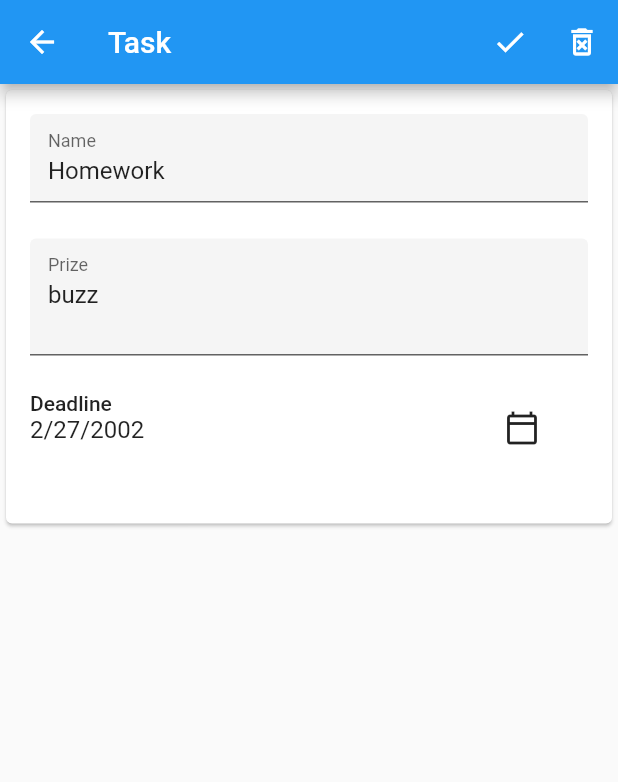
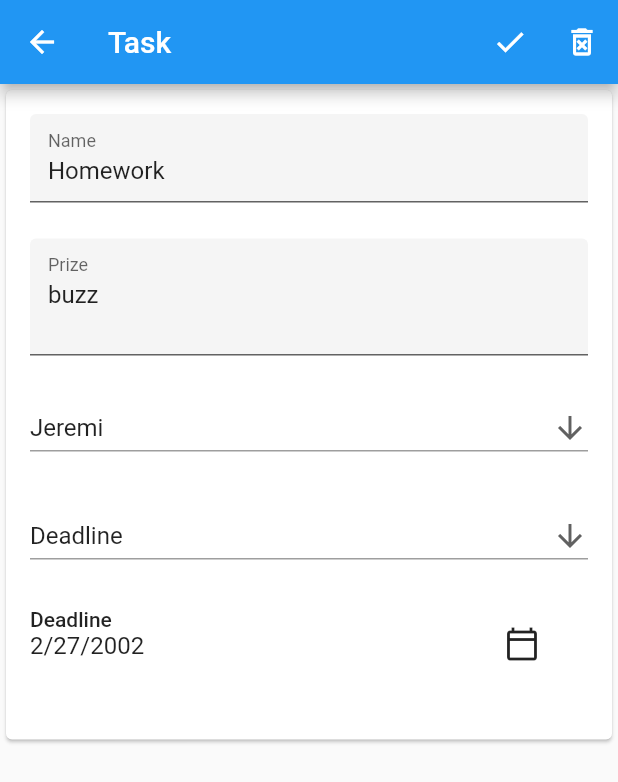
Before and after one commit to szead/kids_task_tracker, a Flutter app: the screen it shows after launch, after a tap on the "add circle outline" icon, after a tap on "Homework", on a phone screen of 412 x 824 dp. Shown: the top 782 px of the screen. Run offline on Flutter 3.47's test engine with Material 2 defaults, Android fonts, the phone set to English and light mode, and no system bars; our stand-ins replace cloud_firestore; accounts and stored records are empty.

Commit message:
Fixing a bounch of issues and refactor some code

```diff
--- a/lib/model/task.dart
+++ b/lib/model/task.dart
@@ -10,6 +10,7 @@ class Task {
   int actualCount;
   String parentId;
   String prize;
+  DateTime completedAt;
 
   final DocumentReference reference;
 
@@ -28,7 +29,8 @@ class Task {
         maxCount = map['max_count'],
         actualCount = map['actual_count'],
         parentId = map['parent_id'],
-        prize = map['prize'];
+        prize = map['prize'],
+        completedAt = map['completed_at'] == null ? null : DateTime.parse(map['completed_at']);
 
   Task.fromSnapshot(DocumentSnapshot snapshot)
       : this.fromMap(snapshot.data(), reference: snapshot.reference);
--- a/lib/screens/edit_detail_screen.dart
+++ b/lib/screens/edit_detail_screen.dart
@@ -126,7 +126,55 @@ class _EditDetailScreenState extends State<EditDetailScreen> {
                           },
                           maxLines: 2,
                         ),
-                         ...getWidgetByType(),
+                        DropdownButton<String>(
+                          value: assigneeDropdownValue,
+                          icon: Icon(Icons.arrow_downward),
+                          isExpanded: true,
+                          // iconSize: 24,
+                          // elevation: 16,
+                          // style: TextStyle(color: Colors.deepPurple),
+                          underline: Container(
+                            height: 1,
+                            color: Colors.grey,
+                          ),
+                          onChanged: (String newValue) {
+                            setState(() {
+                              assigneeDropdownValue = newValue;
+                            });
+                          },
+                          items: kidsName
+                              .map<DropdownMenuItem<String>>((String value) {
+                            return DropdownMenuItem<String>(
+                              value: value,
+                              child: Text(value),
+                            );
+                          }).toList(),
+                        ),
+                        DropdownButton<String>(
+                          value: typeDropdownValue,
+                          icon: Icon(Icons.arrow_downward),
+                          isExpanded: true,
+                          // iconSize: 24,
+                          // elevation: 16,
+                          // style: TextStyle(color: Colors.deepPurple),
+                          underline: Container(
+                            height: 1,
+                            color: Colors.grey,
+                          ),
+                          onChanged: (String newValue) {
+                            setState(() {
+                              typeDropdownValue = newValue;
+                            });
+                          },
+                          items: types
+                              .map<DropdownMenuItem<String>>((String value) {
+                            return DropdownMenuItem<String>(
+                              value: value,
+                              child: Text(value),
+                            );
+                          }).toList(),
+                        ),
+                        ...getWidgetByType(),
                       ].expand(
                         (widget) => [
                           widget,
@@ -239,6 +287,7 @@ class _EditDetailScreenState extends State<EditDetailScreen> {
                         child: Text("Complete"),
                         onPressed: () {
                           actualTask.completed = true;
+                          actualTask.completedAt = DateTime.now();
                           int count = 0;
                           Navigator.popUntil(context, (route) {
                             return count++ == 2;
--- a/lib/screens/task_list_page.dart
+++ b/lib/screens/task_list_page.dart
@@ -49,11 +49,12 @@ class _TasksListPageState extends State<TasksListPage> {
     {
       "task_name": "Playing",
       "completed": true,
+      "completed_at": "2002-03-30T14:00:00-0500",
       "current_count": 0,
       "deadline": "2002-02-27T14:00:00-0500",
       "kid_id": "2",
       "max_count": 1,
-      "actual_count": 0,
+      "actual_count": 1,
       "parent_id": "1",
       "prize": "toy",
     },
@@ -260,6 +261,7 @@ class _TasksListPageState extends State<TasksListPage> {
           if (direction == DismissDirection.startToEnd) {
             setState(() {
               tasks.elementAt(index).completed = true;
+              tasks.elementAt(index).completedAt = DateTime.now();
               completedTasks.add(tasks.removeAt(index));
             });
           }
@@ -306,7 +308,7 @@ class _TasksListPageState extends State<TasksListPage> {
           },
           leading: getKidIcon(tasks.elementAt(index)),
           title: Text(tasks.elementAt(index).taskName),
-          subtitle: Text(tasks.elementAt(index).kidId),
+          subtitle: getSubtitle(tasks.elementAt(index)),
         ));
   }
 
@@ -326,6 +328,9 @@ class _TasksListPageState extends State<TasksListPage> {
         onPressed: () {
           setState(() {
             if (task.actualCount == task.maxCount - 1) {
+              task.actualCount++;
+              task.completed = true;
+              task.completedAt = DateTime.now();
               activeTasks.remove(task);
               completedTasks.add(task);
               _completed(context, task);
```
Also changed, not shown: lib/screens/completed_detail_screen.dart (+10 -0 lines).
